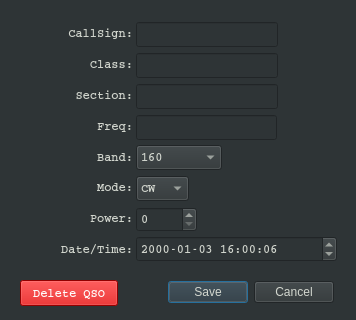
Old version of the form dialog.ui in the repository mbridak/FieldDayLogger.
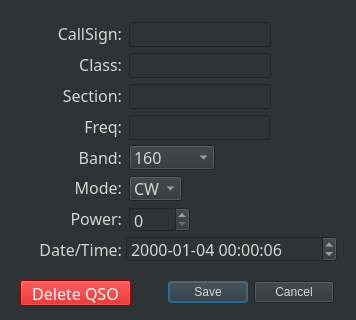
New version of the form.

Commit message: Added a useable font.

```diff
--- a/dialog.ui
+++ b/dialog.ui
@@ -46,7 +46,7 @@
   <widget class="QLineEdit" name="editCallsign">
    <property name="geometry">
     <rect>
-     <x>136</x>
+     <x>129</x>
      <y>22</y>
      <width>142</width>
      <height>25</height>
@@ -54,9 +54,10 @@
    </property>
    <property name="font">
     <font>
-     <family>Courier</family>
-     <weight>75</weight>
-     <bold>true</bold>
+     <family>JetBrains Mono</family>
+     <pointsize>12</pointsize>
+     <weight>50</weight>
+     <bold>false</bold>
     </font>
    </property>
    <property name="maxLength">
@@ -66,7 +67,7 @@
   <widget class="QLineEdit" name="editClass">
    <property name="geometry">
     <rect>
-     <x>136</x>
+     <x>129</x>
      <y>53</y>
      <width>142</width>
      <height>25</height>
@@ -74,9 +75,10 @@
    </property>
    <property name="font">
     <font>
-     <family>Courier</family>
-     <weight>75</weight>
-     <bold>true</bold>
+     <family>JetBrains Mono</family>
+     <pointsize>12</pointsize>
+     <weight>50</weight>
+     <bold>false</bold>
     </font>
    </property>
    <property name="maxLength">
@@ -86,7 +88,7 @@
   <widget class="QLineEdit" name="editSection">
    <property name="geometry">
     <rect>
-     <x>136</x>
+     <x>129</x>
      <y>84</y>
      <width>142</width>
      <height>25</height>
@@ -94,9 +96,10 @@
    </property>
    <property name="font">
     <font>
-     <family>Courier</family>
-     <weight>75</weight>
-     <bold>true</bold>
+     <family>JetBrains Mono</family>
+     <pointsize>12</pointsize>
+     <weight>50</weight>
+     <bold>false</bold>
     </font>
    </property>
    <property name="maxLength">
@@ -106,27 +109,28 @@
   <widget class="QDateTimeEdit" name="editDateTime">
    <property name="geometry">
     <rect>
-     <x>136</x>
+     <x>126</x>
      <y>236</y>
-     <width>201</width>
+     <width>211</width>
      <height>26</height>
     </rect>
    </property>
    <property name="font">
     <font>
-     <family>Courier</family>
-     <weight>75</weight>
-     <bold>true</bold>
+     <family>JetBrains Mono</family>
+     <pointsize>12</pointsize>
+     <weight>50</weight>
+     <bold>false</bold>
     </font>
    </property>
    <property name="dateTime">
     <datetime>
-     <hour>16</hour>
+     <hour>0</hour>
      <minute>0</minute>
      <second>6</second>
      <year>2000</year>
      <month>1</month>
-     <day>3</day>
+     <day>4</day>
     </datetime>
    </property>
    <property name="currentSection">
@@ -142,7 +146,7 @@
   <widget class="QSpinBox" name="editPower">
    <property name="geometry">
     <rect>
-     <x>136</x>
+     <x>129</x>
      <y>207</y>
      <width>61</width>
      <height>25</height>
@@ -150,9 +154,10 @@
    </property>
    <property name="font">
     <font>
-     <family>Courier</family>
-     <weight>75</weight>
-     <bold>true</bold>
+     <family>JetBrains Mono</family>
+     <pointsize>12</pointsize>
+     <weight>50</weight>
+     <bold>false</bold>
     </font>
    </property>
    <property name="buttonSymbols">
@@ -165,7 +170,7 @@
   <widget class="QComboBox" name="editMode">
    <property name="geometry">
     <rect>
-     <x>136</x>
+     <x>129</x>
      <y>176</y>
      <width>53</width>
      <height>25</height>
@@ -173,9 +178,10 @@
    </property>
    <property name="font">
     <font>
-     <family>Courier</family>
-     <weight>75</weight>
-     <bold>true</bold>
+     <family>JetBrains Mono</family>
+     <pointsize>12</pointsize>
+     <weight>50</weight>
+     <bold>false</bold>
     </font>
    </property>
    <item>
@@ -199,15 +205,16 @@
     <rect>
      <x>20</x>
      <y>280</y>
-     <width>98</width>
+     <width>111</width>
      <height>26</height>
     </rect>
    </property>
    <property name="font">
     <font>
-     <family>Courier</family>
-     <weight>75</weight>
-     <bold>true</bold>
+     <family>JetBrains Mono</family>
+     <pointsize>12</pointsize>
+     <weight>50</weight>
+     <bold>false</bold>
     </font>
    </property>
    <property name="styleSheet">
@@ -221,7 +228,7 @@
   <widget class="QComboBox" name="editBand">
    <property name="geometry">
     <rect>
-     <x>136</x>
+     <x>129</x>
      <y>145</y>
      <width>86</width>
      <height>25</height>
@@ -229,9 +236,10 @@
    </property>
    <property name="font">
     <font>
-     <family>Courier</family>
-     <weight>75</weight>
-     <bold>true</bold>
+     <family>JetBrains Mono</family>
+     <pointsize>12</pointsize>
+     <weight>50</weight>
+     <bold>false</bold>
     </font>
    </property>
    <item>
@@ -283,9 +291,9 @@
   <widget class="QWidget" name="layoutWidget">
    <property name="geometry">
     <rect>
-     <x>41</x>
+     <x>24</x>
      <y>21</y>
-     <width>92</width>
+     <width>98</width>
      <height>241</height>
     </rect>
    </property>
@@ -301,9 +309,10 @@
      <widget class="QLabel" name="label">
       <property name="font">
        <font>
-        <family>Courier</family>
-        <weight>75</weight>
-        <bold>true</bold>
+        <family>JetBrains Mono</family>
+        <pointsize>12</pointsize>
+        <weight>50</weight>
+        <bold>false</bold>
        </font>
       </property>
       <property name="text">
@@ -318,9 +327,10 @@
      <widget class="QLabel" name="label_2">
       <property name="font">
        <font>
-        <family>Courier</family>
-        <weight>75</weight>
-        <bold>true</bold>
+        <family>JetBrains Mono</family>
+        <pointsize>12</pointsize>
+        <weight>50</weight>
+        <bold>false</bold>
        </font>
       </property>
       <property name="text">
@@ -335,9 +345,10 @@
      <widget class="QLabel" name="label_3">
       <property name="font">
        <font>
-        <family>Courier</family>
-        <weight>75</weight>
-        <bold>true</bold>
+        <family>JetBrains Mono</family>
+        <pointsize>12</pointsize>
+        <weight>50</weight>
+        <bold>false</bold>
        </font>
       </property>
       <property name="text">
@@ -352,9 +363,10 @@
      <widget class="QLabel" name="label_8">
       <property name="font">
        <font>
-        <family>Courier</family>
-        <weight>75</weight>
-        <bold>true</bold>
+        <family>JetBrains Mono</family>
+        <pointsize>12</pointsize>
+        <weight>50</weight>
+        <bold>false</bold>
        </font>
       </property>
       <property name="text">
@@ -369,9 +381,10 @@
      <widget class="QLabel" name="label_4">
       <property name="font">
        <font>
-        <family>Courier</family>
-        <weight>75</weight>
-        <bold>true</bold>
+        <family>JetBrains Mono</family>
+        <pointsize>12</pointsize>
+        <weight>50</weight>
+        <bold>false</bold>
        </font>
       </property>
       <property name="text">
@@ -386,9 +399,10 @@
      <widget class="QLabel" name="label_5">
       <property name="font">
        <font>
-        <family>Courier</family>
-        <weight>75</weight>
-        <bold>true</bold>
+        <family>JetBrains Mono</family>
+        <pointsize>12</pointsize>
+        <weight>50</weight>
+        <bold>false</bold>
        </font>
       </property>
       <property name="text">
@@ -403,9 +417,10 @@
      <widget class="QLabel" name="label_7">
       <property name="font">
        <font>
-        <family>Courier</family>
-        <weight>75</weight>
-        <bold>true</bold>
+        <family>JetBrains Mono</family>
+        <pointsize>12</pointsize>
+        <weight>50</weight>
+        <bold>false</bold>
        </font>
       </property>
       <property name="text">
@@ -420,9 +435,10 @@
      <widget class="QLabel" name="label_6">
       <property name="font">
        <font>
-        <family>Courier</family>
-        <weight>75</weight>
-        <bold>true</bold>
+        <family>JetBrains Mono</family>
+        <pointsize>12</pointsize>
+        <weight>50</weight>
+        <bold>false</bold>
        </font>
       </property>
       <property name="text">
@@ -438,12 +454,20 @@
   <widget class="QLineEdit" name="editFreq">
    <property name="geometry">
     <rect>
-     <x>136</x>
+     <x>129</x>
      <y>115</y>
      <width>141</width>
      <height>25</height>
     </rect>
    </property>
+   <property name="font">
+    <font>
+     <family>JetBrains Mono</family>
+     <pointsize>12</pointsize>
+     <weight>50</weight>
+     <bold>false</bold>
+    </font>
+   </property>
   </widget>
  </widget>
  <resources/>
```
The commit also changes 6 other files.
